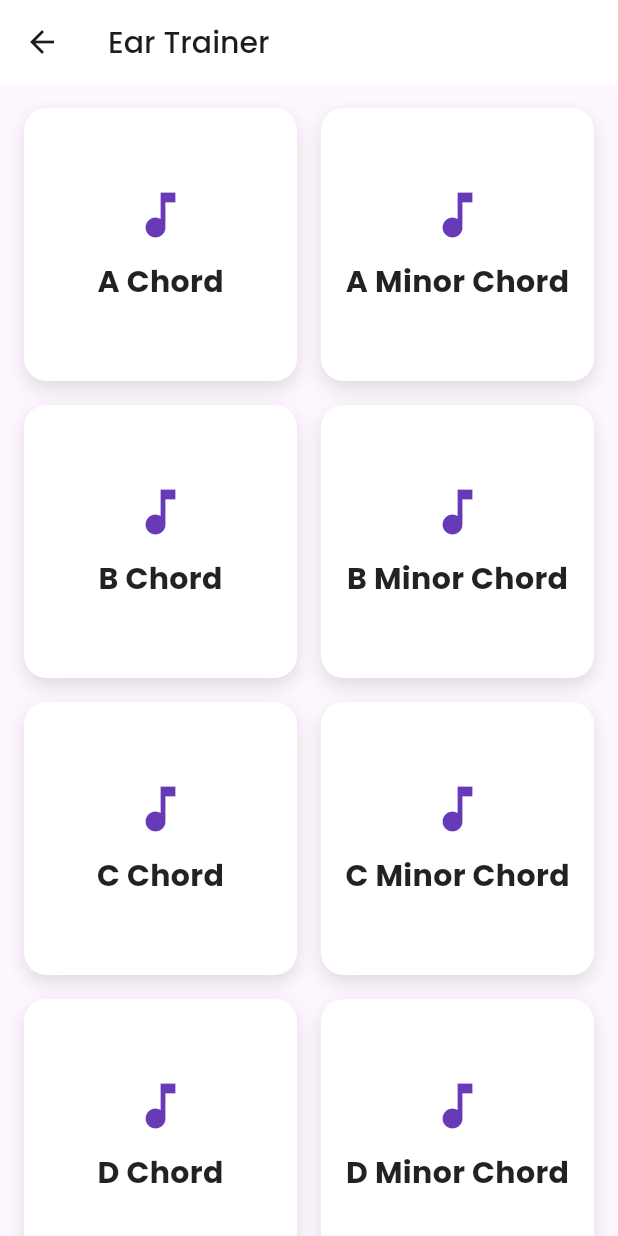
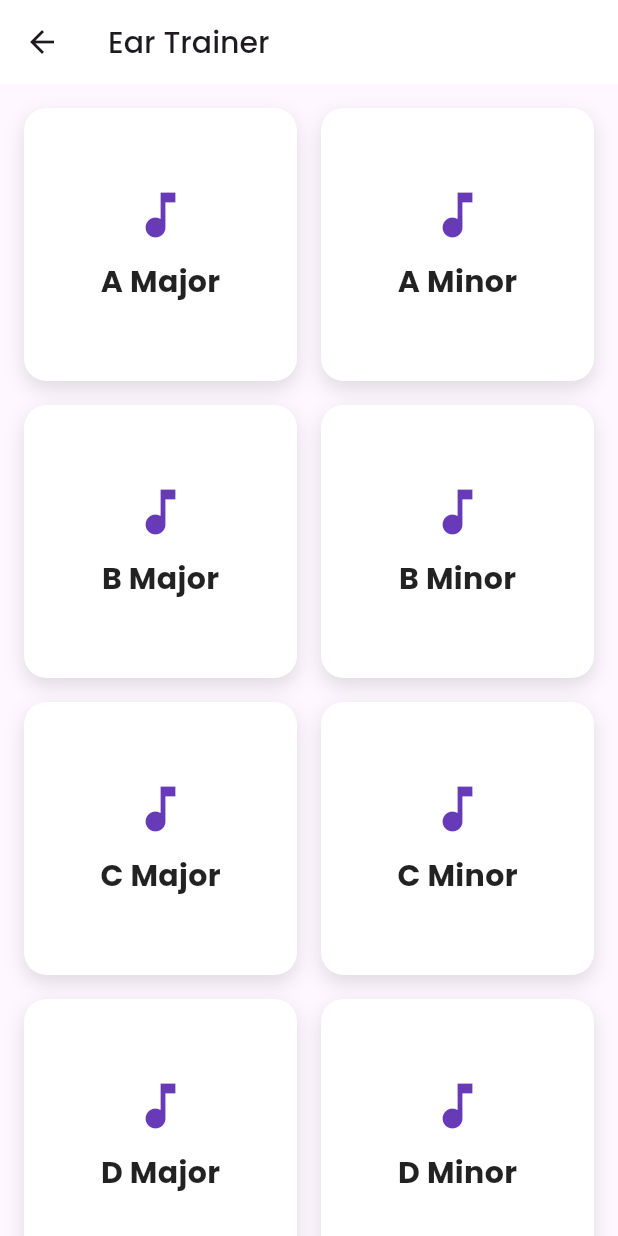
Before and after one commit to Jobrusseldestor/chordefine, a Flutter app: the EarTrainerScreen screen opened directly, on a phone screen of 412 x 824 dp. Run offline on Flutter 3.47's test engine with Material 3 defaults, Android fonts, the phone set to English and light mode, and no system bars; our stand-ins replace audioplayers, get, permission_handler, video_player, wakelock; missing offline and left inert: flutter_audio_capture, flutter_guitar_chord, pitch_detector_dart.

Commit message:
adjustments ear trainer

```diff
--- a/lib/screens/course_screen4.dart
+++ b/lib/screens/course_screen4.dart
@@ -8,8 +8,8 @@ import 'package:wakelock/wakelock.dart';
 import 'package:flutter/services.dart';
 
 // Colors
-const midGreyColor = Color.fromARGB(255, 40, 40, 40);
-const blackGreyColor = Color.fromARGB(255, 20, 20, 20);
+const midGreyColor = Color.fromARGB(255, 235, 231, 231);
+const blackGreyColor = Color.fromARGB(255, 228, 221, 221);
 
 // Text Styles
 const styleGreenSmall = TextStyle(color: Colors.green, fontSize: 13);
--- a/lib/screens/ear_trainer_screen.dart
+++ b/lib/screens/ear_trainer_screen.dart
@@ -36,20 +36,20 @@ class _EarTrainerScreenState extends State<EarTrainerScreen> {
 
   // List of labels for each box
   final List<String> labels = [
-    'A Chord',
-    'A Minor Chord',
-    'B Chord',
-    'B Minor Chord',
-    'C Chord',
-    'C Minor Chord',
-    'D Chord',
-    'D Minor Chord',
-    'E Chord',
-    'E Minor Chord',
-    'F Chord',
-    'F Minor Chord',
-    'G Chord',
-    'G Minor Chord',
+    'A Major',
+    'A Minor',
+    'B Major',
+    'B Minor',
+    'C Major',
+    'C Minor',
+    'D Major',
+    'D Minor',
+    'E Major',
+    'E Minor',
+    'F Major',
+    'F Minor',
+    'G Major',
+    'G Minor',
   ];
 
   @override
```
